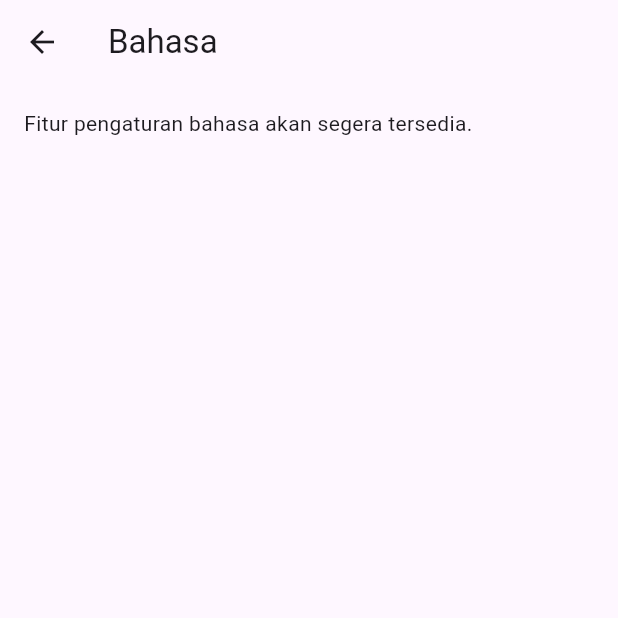
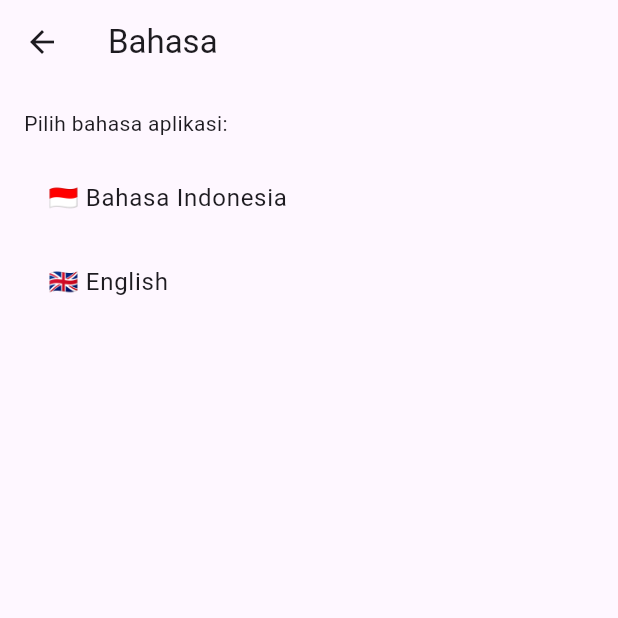
Before and after one commit to suradicomel/mobile_programer_uas, a Flutter app: the screen it shows after launch, item 4 of the bottom bar chosen, after a tap on "Bahasa", on a phone screen of 412 x 824 dp, the top half of it. Run offline on Flutter 3.47's test engine with Material 3 defaults, Android fonts, the phone set to English and light mode, and no system bars; our stand-ins replace file_picker, firebase_auth, font_awesome_flutter, image_picker, printing; missing offline and left inert: pendaftaran_murid; accounts and stored records are empty; network calls fail.

Commit message:
menambahkan bahasa dan keamanan di tampilan navigasi pengaturan

```diff
--- a/lib/screens/pengaturan_screen.dart
+++ b/lib/screens/pengaturan_screen.dart
@@ -135,6 +135,89 @@ class _PengaturanScreenState extends State<PengaturanScreen> {
   }
 
   void _showInfoPage(String title, String content) {
+  Widget pageContent;
+
+  switch (title) {
+    case 'Bahasa':
+      pageContent = Column(
+        crossAxisAlignment: CrossAxisAlignment.start,
+        children: [
+          const Text('Pilih bahasa aplikasi:'),
+          const SizedBox(height: 12),
+          ListTile(
+            title: const Text('🇮🇩 Bahasa Indonesia'),
+            onTap: () {
+              Navigator.pop(context);
+              ScaffoldMessenger.of(context).showSnackBar(
+                const SnackBar(content: Text('Bahasa diubah ke Indonesia')),
+              );
+            },
+          ),
+          ListTile(
+            title: const Text('🇬🇧 English'),
+            onTap: () {
+              Navigator.pop(context);
+              ScaffoldMessenger.of(context).showSnackBar(
+                const SnackBar(content: Text('Language changed to English')),
+              );
+            },
+          ),
+        ],
+      );
+      break;
+
+    case 'Privasi & Keamanan':
+      pageContent = Column(
+        crossAxisAlignment: CrossAxisAlignment.start,
+        children: [
+          const Text('Atur keamanan dan privasi Anda:', style: TextStyle(fontWeight: FontWeight.bold)),
+          const SizedBox(height: 16),
+          SwitchListTile(
+            value: true,
+            title: const Text('Autentikasi Dua Faktor'),
+            onChanged: (val) {
+              // Tambahkan logika di sini
+            },
+          ),
+          SwitchListTile(
+            value: false,
+            title: const Text('Sembunyikan Informasi Pribadi'),
+            onChanged: (val) {
+              // Tambahkan logika di sini
+            },
+          ),
+        ],
+      );
+      break;
+
+    case 'Kustomisasi Tampilan':
+      pageContent = Column(
+        crossAxisAlignment: CrossAxisAlignment.start,
+        children: [
+          const Text('Kustomisasi Layout & Font:', style: TextStyle(fontWeight: FontWeight.bold)),
+          const SizedBox(height: 12),
+          ListTile(
+            title: const Text('Ukuran Font'),
+            subtitle: const Text('Sedang'),
+            onTap: () {
+              // Tambahkan aksi pilihan font di sini
+            },
+          ),
+          ListTile(
+            title: const Text('Layout Tampilan'),
+            subtitle: const Text('Default'),
+            onTap: () {
+              // Tambahkan aksi pilihan layout di sini
+            },
+          ),
+        ],
+      );
+      break;
+
+    default:
+      pageContent = Text(content);
+  }
+
   Navigator.push(
     context,
     MaterialPageRoute(
@@ -142,7 +225,7 @@ class _PengaturanScreenState extends State<PengaturanScreen> {
         appBar: AppBar(title: Text(title)),
         body: Padding(
           padding: const EdgeInsets.all(16.0),
-            child: Text(content),
+          child: pageContent,
         ),
       ),
     ),
```
Lines whose indentation alone changed are shown as unchanged.
